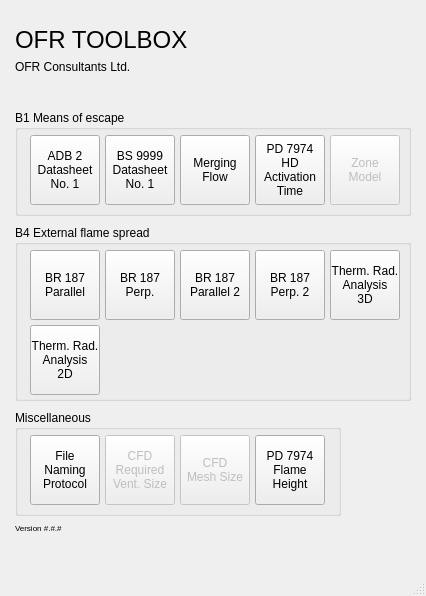
Qt form fsetoolsGUI/gui/layout/ui/main.ui (fuyans/fsetoolsGUI) before a commit.
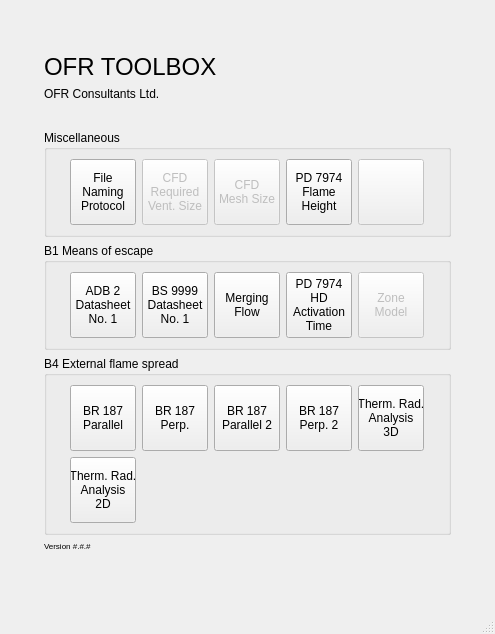
The same form after that commit. Icons and pictures are not drawn.

The edit to the form file:
```diff
--- a/fsetoolsGUI/gui/layout/ui/main.ui
+++ b/fsetoolsGUI/gui/layout/ui/main.ui
@@ -6,8 +6,8 @@
    <rect>
     <x>0</x>
     <y>0</y>
-    <width>426</width>
-    <height>596</height>
+    <width>495</width>
+    <height>634</height>
    </rect>
   </property>
   <property name="sizePolicy">
@@ -23,149 +23,146 @@
    <enum>QTabWidget::Rounded</enum>
   </property>
   <widget class="QWidget" name="centralwidget">
-   <widget class="QGroupBox" name="groupBox_3">
-    <property name="geometry">
-     <rect>
-      <x>15</x>
-      <y>110</y>
-      <width>396</width>
-      <height>106</height>
-     </rect>
-    </property>
-    <property name="title">
-     <string>B1 Means of escape</string>
-    </property>
-    <widget class="QPushButton" name="pushButton_0102_bs9999_datasheet_1">
-     <property name="geometry">
-      <rect>
-       <x>90</x>
-       <y>25</y>
-       <width>70</width>
-       <height>70</height>
-      </rect>
-     </property>
-     <property name="toolTip">
-      <string>Data sheet 1 for BS 9999:2017, for B1.</string>
-     </property>
-     <property name="statusTip">
-      <string>Data sheet 1 for BS 9999:2017, for B1.</string>
+   <layout class="QVBoxLayout" name="verticalLayout_3">
+    <item>
+     <layout class="QVBoxLayout" name="verticalLayout_2">
+      <property name="leftMargin">
+       <number>35</number>
+      </property>
+      <property name="topMargin">
+       <number>35</number>
+      </property>
+      <property name="rightMargin">
+       <number>35</number>
+      </property>
+      <property name="bottomMargin">
+       <number>35</number>
+      </property>
+      <item>
+       <layout class="QHBoxLayout" name="horizontalLayout">
+        <item>
+         <layout class="QVBoxLayout" name="verticalLayout">
+          <item>
+           <widget class="QLabel" name="label_big_name">
+            <property name="minimumSize">
+             <size>
+              <width>0</width>
+              <height>26</height>
+             </size>
+            </property>
+            <property name="font">
+             <font>
+              <pointsize>18</pointsize>
+             </font>
      </property>
      <property name="text">
-      <string>BS 9999
-Datasheet
-No. 1</string>
-     </property>
-    </widget>
-    <widget class="QPushButton" name="pushButton_0103_merging_flow">
-     <property name="enabled">
+             <string>OFR TOOLBOX</string>
+            </property>
+            <property name="alignment">
+             <set>Qt::AlignBottom|Qt::AlignLeading|Qt::AlignLeft</set>
+            </property>
+           </widget>
+          </item>
+          <item>
+           <widget class="QLabel" name="label_copy_right">
+            <property name="minimumSize">
+             <size>
+              <width>150</width>
+              <height>28</height>
+             </size>
+            </property>
+            <property name="text">
+             <string>OFR Consultants Ltd.</string>
+            </property>
+            <property name="alignment">
+             <set>Qt::AlignLeading|Qt::AlignLeft|Qt::AlignTop</set>
+            </property>
+            <property name="wordWrap">
       <bool>true</bool>
      </property>
-     <property name="geometry">
-      <rect>
-       <x>165</x>
-       <y>25</y>
-       <width>70</width>
-       <height>70</height>
-      </rect>
-     </property>
-     <property name="toolTip">
-      <string>Merging flow calculation in accordance with BS 9999:2017.</string>
-     </property>
-     <property name="statusTip">
-      <string>Merging flow calculation in accordance with BS 9999:2017.</string>
-     </property>
-     <property name="text">
-      <string>Merging
-Flow</string>
-     </property>
-    </widget>
-    <widget class="QPushButton" name="pushButton_0111_heat_detector_activation">
-     <property name="geometry">
-      <rect>
-       <x>240</x>
-       <y>25</y>
-       <width>70</width>
-       <height>70</height>
-      </rect>
-     </property>
-     <property name="toolTip">
-      <string>Heat detector activation time (ceiling jet) in accordance with PD 7974-1:2019.</string>
-     </property>
-     <property name="statusTip">
-      <string>Heat detector activation time (ceiling jet) in accordance with PD 7974-1:2019.</string>
+           </widget>
+          </item>
+         </layout>
+        </item>
+        <item>
+         <spacer name="horizontalSpacer">
+          <property name="orientation">
+           <enum>Qt::Horizontal</enum>
+          </property>
+          <property name="sizeHint" stdset="0">
+           <size>
+            <width>40</width>
+            <height>20</height>
+           </size>
+          </property>
+         </spacer>
+        </item>
+        <item>
+         <widget class="QLabel" name="label_logo">
+          <property name="minimumSize">
+           <size>
+            <width>194</width>
+            <height>80</height>
+           </size>
      </property>
      <property name="text">
-      <string>PD 7974
-HD
-Activation
-Time</string>
-     </property>
-    </widget>
-    <widget class="QPushButton" name="b4_01_br187_parallel_10">
-     <property name="enabled">
-      <bool>false</bool>
-     </property>
-     <property name="geometry">
-      <rect>
-       <x>315</x>
-       <y>25</y>
-       <width>70</width>
-       <height>70</height>
-      </rect>
-     </property>
-     <property name="toolTip">
-      <string>Not implemented.</string>
-     </property>
-     <property name="statusTip">
-      <string>Not implemented.</string>
-     </property>
-     <property name="text">
-      <string>Zone
-Model</string>
-     </property>
-    </widget>
-    <widget class="QPushButton" name="pushButton_0101_adb2_datasheet_1">
-     <property name="geometry">
-      <rect>
-       <x>15</x>
-       <y>25</y>
-       <width>70</width>
-       <height>70</height>
-      </rect>
-     </property>
-     <property name="toolTip">
-      <string>Data sheet 1 for Approved Document B (2019) Vol. 2, for B1.</string>
-     </property>
-     <property name="statusTip">
-      <string>Data sheet 1 for Approved Document B (2019) Vol. 2, for B1.</string>
-     </property>
-     <property name="text">
-      <string>ADB 2
-Datasheet
-No. 1</string>
-     </property>
-    </widget>
-   </widget>
-   <widget class="QGroupBox" name="groupBox_2">
-    <property name="geometry">
-     <rect>
-      <x>15</x>
-      <y>410</y>
-      <width>326</width>
-      <height>106</height>
-     </rect>
-    </property>
+           <string/>
+          </property>
+          <property name="pixmap">
+           <pixmap>../images/OFR_LOGO_2_194_80.png</pixmap>
+          </property>
+         </widget>
+        </item>
+       </layout>
+      </item>
+      <item>
+       <widget class="QGroupBox" name="groupBox_misc">
     <property name="title">
      <string>Miscellaneous</string>
     </property>
+        <layout class="QGridLayout" name="gridLayout_6">
+         <item row="0" column="0">
+          <layout class="QGridLayout" name="gridLayout_3">
+           <item row="0" column="3">
+            <widget class="QPushButton" name="pushButton_0602_pd7974_flame_height">
+             <property name="minimumSize">
+              <size>
+               <width>66</width>
+               <height>66</height>
+              </size>
+             </property>
+             <property name="maximumSize">
+              <size>
+               <width>66</width>
+               <height>66</height>
+              </size>
+             </property>
+             <property name="toolTip">
+              <string>Flame height in accordance with PD 7974-1:2019.</string>
+             </property>
+             <property name="statusTip">
+              <string>Flame height in accordance with PD 7974-1:2019.</string>
+             </property>
+             <property name="text">
+              <string>PD 7974
+Flame
+Height</string>
+             </property>
+            </widget>
+           </item>
+           <item row="0" column="0">
     <widget class="QPushButton" name="pushButton_0601_naming_convention">
-     <property name="geometry">
-      <rect>
-       <x>15</x>
-       <y>25</y>
-       <width>70</width>
-       <height>70</height>
-      </rect>
+             <property name="minimumSize">
+              <size>
+               <width>66</width>
+               <height>66</height>
+              </size>
+             </property>
+             <property name="maximumSize">
+              <size>
+               <width>66</width>
+               <height>66</height>
+              </size>
      </property>
      <property name="toolTip">
       <string>File name generator in accordance with OFR file naming protocal.</string>
@@ -179,17 +176,23 @@
 Protocol</string>
      </property>
     </widget>
+           </item>
+           <item row="0" column="1">
     <widget class="QPushButton" name="b4_01_br187_parallel_11">
      <property name="enabled">
       <bool>false</bool>
      </property>
-     <property name="geometry">
-      <rect>
-       <x>90</x>
-       <y>25</y>
-       <width>70</width>
-       <height>70</height>
-      </rect>
+             <property name="minimumSize">
+              <size>
+               <width>66</width>
+               <height>66</height>
+              </size>
+             </property>
+             <property name="maximumSize">
+              <size>
+               <width>66</width>
+               <height>66</height>
+              </size>
      </property>
      <property name="text">
       <string>CFD
@@ -197,17 +200,23 @@
 Vent. Size</string>
      </property>
     </widget>
+           </item>
+           <item row="0" column="2">
     <widget class="QPushButton" name="b4_01_br187_parallel_12">
      <property name="enabled">
       <bool>false</bool>
      </property>
-     <property name="geometry">
-      <rect>
-       <x>165</x>
-       <y>25</y>
-       <width>70</width>
-       <height>70</height>
-      </rect>
+             <property name="minimumSize">
+              <size>
+               <width>66</width>
+               <height>66</height>
+              </size>
+             </property>
+             <property name="maximumSize">
+              <size>
+               <width>66</width>
+               <height>66</height>
+              </size>
      </property>
      <property name="toolTip">
       <string>To estimate optimal mesh resolution.</string>
@@ -220,14 +229,55 @@
 Mesh Size</string>
      </property>
     </widget>
-    <widget class="QPushButton" name="pushButton_0602_pd7974_flame_height">
-     <property name="geometry">
-      <rect>
-       <x>240</x>
-       <y>25</y>
-       <width>70</width>
-       <height>70</height>
-      </rect>
+           </item>
+           <item row="0" column="4">
+            <widget class="QPushButton" name="pushButton">
+             <property name="enabled">
+              <bool>false</bool>
+             </property>
+             <property name="minimumSize">
+              <size>
+               <width>66</width>
+               <height>66</height>
+              </size>
+             </property>
+             <property name="maximumSize">
+              <size>
+               <width>66</width>
+               <height>66</height>
+              </size>
+             </property>
+             <property name="text">
+              <string/>
+             </property>
+            </widget>
+           </item>
+          </layout>
+         </item>
+        </layout>
+       </widget>
+      </item>
+      <item>
+       <widget class="QGroupBox" name="groupBox_b1">
+        <property name="title">
+         <string>B1 Means of escape</string>
+        </property>
+        <layout class="QGridLayout" name="gridLayout_5">
+         <item row="0" column="0">
+          <layout class="QGridLayout" name="gridLayout">
+           <item row="0" column="3">
+            <widget class="QPushButton" name="pushButton_0111_heat_detector_activation">
+             <property name="minimumSize">
+              <size>
+               <width>66</width>
+               <height>66</height>
+              </size>
+             </property>
+             <property name="maximumSize">
+              <size>
+               <width>66</width>
+               <height>66</height>
+              </size>
      </property>
      <property name="toolTip">
       <string>Flame height in accordance with PD 7974-1:2019.</string>
@@ -237,31 +287,206 @@
      </property>
      <property name="text">
       <string>PD 7974
-Flame
-Height</string>
-     </property>
-    </widget>
-   </widget>
-   <widget class="QGroupBox" name="groupBox">
-    <property name="geometry">
-     <rect>
-      <x>15</x>
-      <y>225</y>
-      <width>396</width>
-      <height>176</height>
-     </rect>
-    </property>
+HD
+Activation
+Time</string>
+             </property>
+            </widget>
+           </item>
+           <item row="0" column="1">
+            <widget class="QPushButton" name="pushButton_0102_bs9999_datasheet_1">
+             <property name="minimumSize">
+              <size>
+               <width>66</width>
+               <height>66</height>
+              </size>
+             </property>
+             <property name="maximumSize">
+              <size>
+               <width>66</width>
+               <height>66</height>
+              </size>
+             </property>
+             <property name="toolTip">
+              <string>Data sheet 1 for BS 9999:2017, for B1.</string>
+             </property>
+             <property name="statusTip">
+              <string>Data sheet 1 for BS 9999:2017, for B1.</string>
+             </property>
+             <property name="text">
+              <string>BS 9999
+Datasheet
+No. 1</string>
+             </property>
+            </widget>
+           </item>
+           <item row="0" column="0">
+            <widget class="QPushButton" name="pushButton_0101_adb2_datasheet_1">
+             <property name="minimumSize">
+              <size>
+               <width>66</width>
+               <height>66</height>
+              </size>
+             </property>
+             <property name="maximumSize">
+              <size>
+               <width>66</width>
+               <height>66</height>
+              </size>
+             </property>
+             <property name="toolTip">
+              <string>Data sheet 1 for Approved Document B (2019) Vol. 2, for B1.</string>
+             </property>
+             <property name="statusTip">
+              <string>Data sheet 1 for Approved Document B (2019) Vol. 2, for B1.</string>
+             </property>
+             <property name="text">
+              <string>ADB 2
+Datasheet
+No. 1</string>
+             </property>
+            </widget>
+           </item>
+           <item row="0" column="2">
+            <widget class="QPushButton" name="pushButton_0103_merging_flow">
+             <property name="enabled">
+              <bool>true</bool>
+             </property>
+             <property name="minimumSize">
+              <size>
+               <width>66</width>
+               <height>66</height>
+              </size>
+             </property>
+             <property name="maximumSize">
+              <size>
+               <width>66</width>
+               <height>66</height>
+              </size>
+             </property>
+             <property name="toolTip">
+              <string>Merging flow calculation in accordance with BS 9999:2017.</string>
+             </property>
+             <property name="statusTip">
+              <string>Merging flow calculation in accordance with BS 9999:2017.</string>
+             </property>
+             <property name="text">
+              <string>Merging
+Flow</string>
+             </property>
+            </widget>
+           </item>
+           <item row="0" column="4">
+            <widget class="QPushButton" name="b4_01_br187_parallel_10">
+             <property name="enabled">
+              <bool>false</bool>
+             </property>
+             <property name="minimumSize">
+              <size>
+               <width>66</width>
+               <height>66</height>
+              </size>
+             </property>
+             <property name="maximumSize">
+              <size>
+               <width>66</width>
+               <height>66</height>
+              </size>
+             </property>
+             <property name="toolTip">
+              <string>Not implemented.</string>
+             </property>
+             <property name="statusTip">
+              <string>Not implemented.</string>
+             </property>
+             <property name="text">
+              <string>Zone
+Model</string>
+             </property>
+            </widget>
+           </item>
+          </layout>
+         </item>
+        </layout>
+       </widget>
+      </item>
+      <item>
+       <widget class="QGroupBox" name="groupBox_b3">
     <property name="title">
      <string>B4 External flame spread</string>
     </property>
+        <layout class="QGridLayout" name="gridLayout_4">
+         <item row="0" column="0">
+          <layout class="QGridLayout" name="gridLayout_2">
+           <item row="0" column="4">
+            <widget class="QPushButton" name="pushButton_0405_thermal_radiation_extreme">
+             <property name="enabled">
+              <bool>true</bool>
+             </property>
+             <property name="minimumSize">
+              <size>
+               <width>66</width>
+               <height>66</height>
+              </size>
+             </property>
+             <property name="maximumSize">
+              <size>
+               <width>66</width>
+               <height>66</height>
+              </size>
+             </property>
+             <property name="toolTip">
+              <string>General purpose thermal radiation calculator.</string>
+             </property>
+             <property name="statusTip">
+              <string>General purpose thermal radiation calculator.</string>
+             </property>
+             <property name="text">
+              <string>Therm. Rad.
+Analysis
+3D</string>
+             </property>
+            </widget>
+           </item>
+           <item row="0" column="3">
+            <widget class="QPushButton" name="pushButton_0404_br187_perpendicular_complex">
+             <property name="minimumSize">
+              <size>
+               <width>66</width>
+               <height>66</height>
+              </size>
+             </property>
+             <property name="maximumSize">
+              <size>
+               <width>66</width>
+               <height>66</height>
+              </size>
+             </property>
+             <property name="toolTip">
+              <string>Thermal radiation calculation following BR 187 (Perpendicular rectangular orientation).</string>
+             </property>
+             <property name="statusTip">
+              <string>Thermal radiation calculation following BR 187 (Perpendicular rectangular orientation).</string>
+             </property>
+             <property name="text">
+              <string>BR 187
+Perp. 2</string>
+             </property>
+            </widget>
+           </item>
+           <item row="0" column="0">
     <widget class="QPushButton" name="pushButton_0401_br187_parallel_simple">
-     <property name="geometry">
-      <rect>
-       <x>15</x>
-       <y>25</y>
-       <width>70</width>
-       <height>70</height>
-      </rect>
+             <property name="minimumSize">
+              <size>
+               <width>66</width>
+               <height>66</height>
+              </size>
+             </property>
+             <property name="maximumSize">
+              <size>
+               <width>66</width>
+               <height>66</height>
+              </size>
      </property>
      <property name="toolTip">
       <string>Thermal radiation calculation following BR 187 (Parallel rectangular orientation).</string>
@@ -274,14 +499,20 @@
 Parallel</string>
      </property>
     </widget>
+           </item>
+           <item row="0" column="1">
     <widget class="QPushButton" name="pushButton_0402_br187_perpendicular_simple">
-     <property name="geometry">
-      <rect>
-       <x>90</x>
-       <y>25</y>
-       <width>70</width>
-       <height>70</height>
-      </rect>
+             <property name="minimumSize">
+              <size>
+               <width>66</width>
+               <height>66</height>
+              </size>
+             </property>
+             <property name="maximumSize">
+              <size>
+               <width>66</width>
+               <height>66</height>
+              </size>
      </property>
      <property name="toolTip">
       <string>Thermal radiation calculation following BR 187 (Perpendicular rectangular orientation).</string>
@@ -294,14 +525,20 @@
 Perp.</string>
      </property>
     </widget>
+           </item>
+           <item row="0" column="2">
     <widget class="QPushButton" name="pushButton_0403_br187_parallel_complex">
-     <property name="geometry">
-      <rect>
-       <x>165</x>
-       <y>25</y>
-       <width>70</width>
-       <height>70</height>
-      </rect>
+             <property name="minimumSize">
+              <size>
+               <width>66</width>
+               <height>66</height>
+              </size>
+             </property>
+             <property name="maximumSize">
+              <size>
+               <width>66</width>
+               <height>66</height>
+              </size>
      </property>
      <property name="toolTip">
       <string>Thermal radiation calculation following BR 187 (Parallel rectangular orientation).</string>
@@ -314,61 +551,23 @@
 Parallel 2</string>
      </property>
     </widget>
-    <widget class="QPushButton" name="pushButton_0404_br187_perpendicular_complex">
-     <property name="geometry">
-      <rect>
-       <x>240</x>
-       <y>25</y>
-       <width>70</width>
-       <height>70</height>
-      </rect>
-     </property>
-     <property name="toolTip">
-      <string>Thermal radiation calculation following BR 187 (Perpendicular rectangular orientation).</string>
-     </property>
-     <property name="statusTip">
-      <string>Thermal radiation calculation following BR 187 (Perpendicular rectangular orientation).</string>
-     </property>
-     <property name="text">
-      <string>BR 187
-Perp. 2</string>
-     </property>
-    </widget>
-    <widget class="QPushButton" name="pushButton_0405_thermal_radiation_extreme">
-     <property name="enabled">
-      <bool>true</bool>
-     </property>
-     <property name="geometry">
-      <rect>
-       <x>315</x>
-       <y>25</y>
-       <width>70</width>
-       <height>70</height>
-      </rect>
-     </property>
-     <property name="toolTip">
-      <string>General purpose thermal radiation calculator.</string>
-     </property>
-     <property name="statusTip">
-      <string>General purpose thermal radiation calculator.</string>
-     </property>
-     <property name="text">
-      <string>Therm. Rad.
-Analysis
-3D</string>
-     </property>
-    </widget>
+           </item>
+           <item row="1" column="0">
     <widget class="QPushButton" name="pushButton_0406_thermal_radiation_analysis_2d">
      <property name="enabled">
       <bool>true</bool>
      </property>
-     <property name="geometry">
-      <rect>
-       <x>15</x>
-       <y>100</y>
-       <width>70</width>
-       <height>70</height>
-      </rect>
+             <property name="minimumSize">
+              <size>
+               <width>66</width>
+               <height>66</height>
+              </size>
+             </property>
+             <property name="maximumSize">
+              <size>
+               <width>66</width>
+               <height>66</height>
+              </size>
      </property>
      <property name="toolTip">
       <string>General purpose thermal radiation calculator.</string>
@@ -382,101 +581,19 @@
 2D</string>
      </property>
     </widget>
-   </widget>
-   <widget class="QWidget" name="horizontalLayoutWidget">
-    <property name="geometry">
-     <rect>
-      <x>15</x>
-      <y>15</y>
-      <width>396</width>
-      <height>84</height>
-     </rect>
-    </property>
-    <layout class="QHBoxLayout" name="horizontalLayout">
-     <item>
-      <layout class="QVBoxLayout" name="verticalLayout">
-       <item>
-        <widget class="QLabel" name="label_big_name">
-         <property name="minimumSize">
-          <size>
-           <width>0</width>
-           <height>26</height>
-          </size>
-         </property>
-         <property name="font">
-          <font>
-           <pointsize>18</pointsize>
-          </font>
-         </property>
-         <property name="text">
-          <string>OFR TOOLBOX</string>
-         </property>
-         <property name="alignment">
-          <set>Qt::AlignBottom|Qt::AlignLeading|Qt::AlignLeft</set>
-         </property>
-        </widget>
-       </item>
-       <item>
-        <widget class="QLabel" name="label_copy_right">
-         <property name="minimumSize">
-          <size>
-           <width>150</width>
-           <height>28</height>
-          </size>
-         </property>
-         <property name="text">
-          <string>OFR Consultants Ltd.</string>
-         </property>
-         <property name="alignment">
-          <set>Qt::AlignLeading|Qt::AlignLeft|Qt::AlignTop</set>
-         </property>
-         <property name="wordWrap">
-          <bool>true</bool>
-         </property>
-        </widget>
-       </item>
-      </layout>
+           </item>
+          </layout>
+         </item>
+        </layout>
+       </widget>
      </item>
      <item>
-      <spacer name="horizontalSpacer">
-       <property name="orientation">
-        <enum>Qt::Horizontal</enum>
-       </property>
-       <property name="sizeHint" stdset="0">
-        <size>
-         <width>40</width>
-         <height>20</height>
-        </size>
-       </property>
-      </spacer>
-     </item>
+       <layout class="QHBoxLayout" name="horizontalLayout_2">
+        <property name="sizeConstraint">
+         <enum>QLayout::SetMinimumSize</enum>
+        </property>
      <item>
-      <widget class="QLabel" name="label_logo">
-       <property name="minimumSize">
-        <size>
-         <width>194</width>
-         <height>80</height>
-        </size>
-       </property>
-       <property name="text">
-        <string/>
-       </property>
-       <property name="pixmap">
-        <pixmap>../images/OFR_LOGO_2_194_80.png</pixmap>
-       </property>
-      </widget>
-     </item>
-    </layout>
-   </widget>
    <widget class="QLabel" name="label_version">
-    <property name="geometry">
-     <rect>
-      <x>15</x>
-      <y>520</y>
-      <width>426</width>
-      <height>15</height>
-     </rect>
-    </property>
     <property name="minimumSize">
      <size>
       <width>0</width>
@@ -492,9 +609,28 @@
      <string>Version #.#.#</string>
     </property>
     <property name="alignment">
-     <set>Qt::AlignLeading|Qt::AlignLeft|Qt::AlignVCenter</set>
-    </property>
-   </widget>
+           <set>Qt::AlignLeading|Qt::AlignLeft|Qt::AlignTop</set>
+          </property>
+         </widget>
+        </item>
+        <item>
+         <spacer name="horizontalSpacer_2">
+          <property name="orientation">
+           <enum>Qt::Horizontal</enum>
+          </property>
+          <property name="sizeHint" stdset="0">
+           <size>
+            <width>40</width>
+            <height>20</height>
+           </size>
+          </property>
+         </spacer>
+        </item>
+       </layout>
+      </item>
+     </layout>
+    </item>
+   </layout>
   </widget>
   <widget class="QMenuBar" name="menubar">
    <property name="geometry">
```
Left out of the diff: 6 changed lines with no effect on the pictures. Lines whose indentation alone changed are shown as unchanged.
